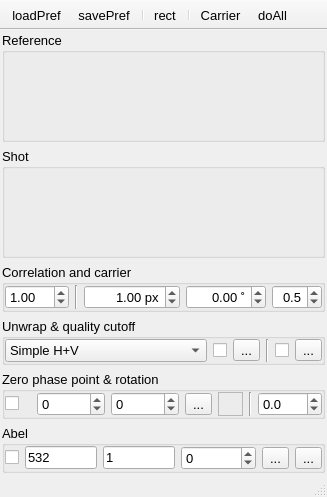
Above: UIs/nInterferometry.ui from NeutrinoToolkit/Neutrino before the change. Below: the same form after it.
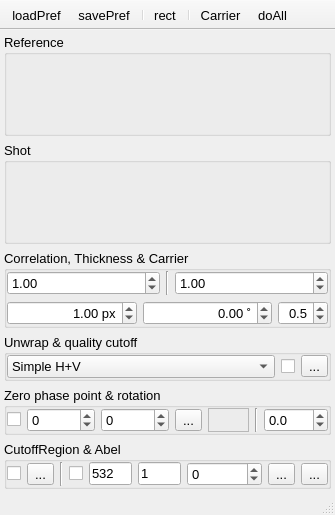
That is the form after the change. Icons and pictures are not drawn.

The edit to the form file:
```diff
--- a/UIs/nInterferometry.ui
+++ b/UIs/nInterferometry.ui
@@ -6,8 +6,8 @@
    <rect>
     <x>0</x>
     <y>0</y>
-    <width>327</width>
-    <height>497</height>
+    <width>335</width>
+    <height>515</height>
    </rect>
   </property>
   <property name="font">
@@ -28,10 +28,238 @@
    <bool>true</bool>
   </property>
   <widget class="QWidget" name="centralwidget">
-   <layout class="QGridLayout" name="gridLayout" rowstretch="1,1,0,0,0,0">
+   <layout class="QGridLayout" name="gridLayout_7" rowstretch="1,1,0,0,0,0">
     <property name="margin">
-     <number>2</number>
+     <number>4</number>
     </property>
+    <item row="0" column="0">
+     <widget class="QGroupBox" name="image1">
+      <property name="title">
+       <string>Reference</string>
+      </property>
+      <zorder>groupBox</zorder>
+     </widget>
+    </item>
+    <item row="5" column="0">
+     <widget class="QGroupBox" name="AbelGroup">
+      <property name="enabled">
+       <bool>true</bool>
+      </property>
+      <property name="title">
+       <string>CutoffRegion &amp;&amp; Abel</string>
+      </property>
+      <property name="checkable">
+       <bool>false</bool>
+      </property>
+      <layout class="QGridLayout" name="gridLayout_3">
+       <property name="margin">
+        <number>0</number>
+       </property>
+       <item row="0" column="0">
+        <widget class="QCheckBox" name="useRegion">
+         <property name="text">
+          <string/>
+         </property>
+         <property name="neutrinoSave" stdset="0">
+          <bool>true</bool>
+         </property>
+        </widget>
+       </item>
+       <item row="0" column="1">
+        <widget class="QToolButton" name="region">
+         <property name="text">
+          <string>...</string>
+         </property>
+         <property name="icon">
+          <iconset resource="../resources/neutrino.qrc">
+           <normaloff>:/icons/line.png</normaloff>:/icons/line.png</iconset>
+         </property>
+        </widget>
+       </item>
+       <item row="0" column="2">
+        <widget class="Line" name="line_2">
+         <property name="orientation">
+          <enum>Qt::Vertical</enum>
+         </property>
+        </widget>
+       </item>
+       <item row="0" column="3">
+        <widget class="QCheckBox" name="abel">
+         <property name="toolTip">
+          <string>Activate Abel</string>
+         </property>
+         <property name="text">
+          <string/>
+         </property>
+         <property name="neutrinoSave" stdset="0">
+          <bool>true</bool>
+         </property>
+        </widget>
+       </item>
+       <item row="0" column="4">
+        <widget class="QLineEdit" name="probeLambda">
+         <property name="toolTip">
+          <string>Probe wavelength [nm]</string>
+         </property>
+         <property name="text">
+          <string>532</string>
+         </property>
+         <property name="neutrinoSave" stdset="0">
+          <bool>true</bool>
+         </property>
+        </widget>
+       </item>
+       <item row="0" column="5">
+        <widget class="QLineEdit" name="imgRes">
+         <property name="toolTip">
+          <string>Magnification [µm/px]</string>
+         </property>
+         <property name="text">
+          <string>1</string>
+         </property>
+         <property name="neutrinoSave" stdset="0">
+          <bool>true</bool>
+         </property>
+        </widget>
+       </item>
+       <item row="0" column="6">
+        <widget class="QSpinBox" name="abelY">
+         <property name="toolTip">
+          <string>zero y position</string>
+         </property>
+         <property name="minimum">
+          <number>-999999</number>
+         </property>
+         <property name="maximum">
+          <number>999999</number>
+         </property>
+         <property name="neutrinoSave" stdset="0">
+          <bool>true</bool>
+         </property>
+        </widget>
+       </item>
+       <item row="0" column="7">
+        <widget class="QToolButton" name="abelButton">
+         <property name="toolTip">
+          <string>Doubleclick on the win to grab a point</string>
+         </property>
+         <property name="text">
+          <string>...</string>
+         </property>
+         <property name="icon">
+          <iconset resource="../resources/neutrino.qrc">
+           <normaloff>:/icons/center.png</normaloff>:/icons/center.png</iconset>
+         </property>
+         <property name="checkable">
+          <bool>true</bool>
+         </property>
+        </widget>
+       </item>
+       <item row="0" column="8">
+        <widget class="QToolButton" name="symmetric">
+         <property name="toolTip">
+          <string>Symmetrize</string>
+         </property>
+         <property name="text">
+          <string>...</string>
+         </property>
+         <property name="icon">
+          <iconset resource="../resources/neutrino.qrc">
+           <normaloff>:/icons/flipUpDown.png</normaloff>:/icons/flipUpDown.png</iconset>
+         </property>
+         <property name="checkable">
+          <bool>true</bool>
+         </property>
+         <property name="neutrinoSave" stdset="0">
+          <bool>true</bool>
+         </property>
+        </widget>
+       </item>
+      </layout>
+     </widget>
+    </item>
+    <item row="3" column="0">
+     <widget class="QGroupBox" name="methodBox">
+      <property name="title">
+       <string>Unwrap &amp;&amp; quality cutoff</string>
+      </property>
+      <layout class="QGridLayout" name="gridLayout_2" columnstretch="1,0,0,0,0">
+       <property name="margin">
+        <number>0</number>
+       </property>
+       <item row="0" column="0">
+        <widget class="QComboBox" name="method">
+         <property name="toolTip">
+          <string>Unwrap strategy</string>
+         </property>
+         <property name="neutrinoSave" stdset="0">
+          <bool>true</bool>
+         </property>
+         <item>
+          <property name="text">
+           <string>Simple H+V</string>
+          </property>
+         </item>
+         <item>
+          <property name="text">
+           <string>Simple V+H</string>
+          </property>
+         </item>
+         <item>
+          <property name="text">
+           <string>Goldstein</string>
+          </property>
+         </item>
+         <item>
+          <property name="text">
+           <string>Miguel</string>
+          </property>
+         </item>
+         <item>
+          <property name="text">
+           <string>Miguel+Quality</string>
+          </property>
+         </item>
+         <item>
+          <property name="text">
+           <string>Quality</string>
+          </property>
+         </item>
+        </widget>
+       </item>
+       <item row="0" column="1">
+        <widget class="QCheckBox" name="useBarrier">
+         <property name="text">
+          <string/>
+         </property>
+         <property name="neutrinoSave" stdset="0">
+          <bool>true</bool>
+         </property>
+        </widget>
+       </item>
+       <item row="0" column="2">
+        <widget class="QToolButton" name="lineBarrier">
+         <property name="text">
+          <string>...</string>
+         </property>
+         <property name="icon">
+          <iconset resource="../resources/neutrino.qrc">
+           <normaloff>:/icons/line.png</normaloff>:/icons/line.png</iconset>
+         </property>
+        </widget>
+       </item>
+      </layout>
+     </widget>
+    </item>
+    <item row="1" column="0">
+     <widget class="QGroupBox" name="image2">
+      <property name="title">
+       <string>Shot</string>
+      </property>
+      <zorder>groupBox_2</zorder>
+      <zorder>groupBox</zorder>
+     </widget>
+    </item>
     <item row="4" column="0">
      <widget class="QGroupBox" name="Zero">
       <property name="sizePolicy">
@@ -46,20 +274,10 @@
       <property name="checkable">
        <bool>false</bool>
       </property>
-      <layout class="QGridLayout" name="gridLayout_5">
+      <layout class="QGridLayout" name="gridLayout_4" columnstretch="0,1,1,0,1,0,0,0">
        <property name="margin">
         <number>0</number>
        </property>
-       <item row="0" column="0">
-        <widget class="QCheckBox" name="posZero">
-         <property name="text">
-          <string/>
-         </property>
-         <property name="neutrinoSave" stdset="0">
-          <bool>true</bool>
-         </property>
-        </widget>
-       </item>
        <item row="0" column="4">
         <widget class="QLabel" name="offset">
          <property name="font">
@@ -75,19 +293,10 @@
          </property>
         </widget>
        </item>
-       <item row="0" column="6">
-        <widget class="QDoubleSpinBox" name="rotAngle">
-         <property name="toolTip">
-          <string>rotate angle</string>
-         </property>
-         <property name="decimals">
-          <number>1</number>
-         </property>
-         <property name="minimum">
-          <double>-360.000000000000000</double>
-         </property>
-         <property name="maximum">
-          <double>360.000000000000000</double>
+       <item row="0" column="0">
+        <widget class="QCheckBox" name="posZero">
+         <property name="text">
+          <string/>
          </property>
          <property name="neutrinoSave" stdset="0">
           <bool>true</bool>
@@ -143,8 +352,27 @@
          </property>
         </widget>
        </item>
+       <item row="0" column="7">
+        <widget class="QDoubleSpinBox" name="rotAngle">
+         <property name="toolTip">
+          <string>rotate angle</string>
+         </property>
+         <property name="decimals">
+          <number>1</number>
+         </property>
+         <property name="minimum">
+          <double>-360.000000000000000</double>
+         </property>
+         <property name="maximum">
+          <double>360.000000000000000</double>
+         </property>
+         <property name="neutrinoSave" stdset="0">
+          <bool>true</bool>
+         </property>
+        </widget>
+       </item>
        <item row="0" column="5">
-        <widget class="Line" name="line_2">
+        <widget class="Line" name="line">
          <property name="orientation">
           <enum>Qt::Vertical</enum>
          </property>
@@ -154,101 +382,14 @@
      </widget>
     </item>
     <item row="2" column="0">
-     <widget class="QGroupBox" name="groupBox_2">
+     <widget class="QGroupBox" name="groupBox">
       <property name="title">
-       <string>Correlation and carrier</string>
+       <string>Correlation, Thickness &amp;&amp; Carrier</string>
       </property>
-      <layout class="QGridLayout" name="gridLayout_4" columnstretch="1,0,0,0,0">
+      <layout class="QGridLayout" name="gridLayout" columnstretch="1,0,1">
        <property name="margin">
         <number>0</number>
        </property>
-       <item row="0" column="3">
-        <widget class="QDoubleSpinBox" name="angleCarrier">
-         <property name="toolTip">
-          <string>orientation</string>
-         </property>
-         <property name="alignment">
-          <set>Qt::AlignRight|Qt::AlignTrailing|Qt::AlignVCenter</set>
-         </property>
-         <property name="suffix">
-          <string> ˚</string>
-         </property>
-         <property name="decimals">
-          <number>2</number>
-         </property>
-         <property name="minimum">
-          <double>-360.000000000000000</double>
-         </property>
-         <property name="maximum">
-          <double>360.000000000000000</double>
-         </property>
-         <property name="singleStep">
-          <double>0.100000000000000</double>
-         </property>
-         <property name="neutrinoSave" stdset="0">
-          <bool>true</bool>
-         </property>
-        </widget>
-       </item>
-       <item row="0" column="4">
-        <widget class="QDoubleSpinBox" name="weightCarrier">
-         <property name="toolTip">
-          <string>Frequency weight (&lt;0 for lower freq; &gt;0 for higher freq)</string>
-         </property>
-         <property name="alignment">
-          <set>Qt::AlignRight|Qt::AlignTrailing|Qt::AlignVCenter</set>
-         </property>
-         <property name="decimals">
-          <number>1</number>
-         </property>
-         <property name="minimum">
-          <double>-9.900000000000000</double>
-         </property>
-         <property name="maximum">
-          <double>9.900000000000000</double>
-         </property>
-         <property name="singleStep">
-          <double>0.100000000000000</double>
-         </property>
-         <property name="value">
-          <double>0.500000000000000</double>
-         </property>
-         <property name="neutrinoSave" stdset="0">
-          <bool>true</bool>
-         </property>
-        </widget>
-       </item>
-       <item row="0" column="2">
-        <widget class="QDoubleSpinBox" name="widthCarrier">
-         <property name="toolTip">
-          <string>Interfringe</string>
-         </property>
-         <property name="alignment">
-          <set>Qt::AlignRight|Qt::AlignTrailing|Qt::AlignVCenter</set>
-         </property>
-         <property name="suffix">
-          <string> px</string>
-         </property>
-         <property name="decimals">
-          <number>2</number>
-         </property>
-         <property name="minimum">
-          <double>-9999.000000000000000</double>
-         </property>
-         <property name="maximum">
-          <double>9999.000000000000000</double>
-         </property>
-         <property name="singleStep">
-          <double>0.100000000000000</double>
-         </property>
-         <property name="value">
-          <double>1.000000000000000</double>
-         </property>
-         <property name="neutrinoSave" stdset="0">
-          <bool>true</bool>
-         </property>
-        </widget>
-       </item>
        <item row="0" column="0">
         <widget class="QDoubleSpinBox" name="correlation">
          <property name="toolTip">
@@ -278,93 +419,99 @@
         </widget>
        </item>
        <item row="0" column="1">
-        <widget class="Line" name="line">
+        <widget class="Line" name="line_3">
          <property name="orientation">
           <enum>Qt::Vertical</enum>
          </property>
         </widget>
        </item>
-      </layout>
-     </widget>
-    </item>
-    <item row="1" column="0">
-     <widget class="QGroupBox" name="image2">
-      <property name="title">
-       <string>Shot</string>
-      </property>
-     </widget>
-    </item>
-    <item row="5" column="0">
-     <widget class="QGroupBox" name="AbelGroup">
-      <property name="title">
-       <string>Abel</string>
-      </property>
-      <property name="checkable">
-       <bool>false</bool>
-      </property>
-      <layout class="QGridLayout" name="gridLayout_3" rowstretch="1">
-       <property name="margin">
-        <number>0</number>
-       </property>
-       <item row="0" column="0" colspan="2">
-        <widget class="QWidget" name="widget" native="true">
-         <layout class="QGridLayout" name="gridLayout_6" columnstretch="0,0,0,0,0,0,0">
+       <item row="0" column="2">
+        <widget class="QDoubleSpinBox" name="thickness">
+         <property name="toolTip">
+          <string>Thickness of fringes</string>
+         </property>
+         <property name="suffix">
+          <string/>
+         </property>
+         <property name="decimals">
+          <number>2</number>
+         </property>
+         <property name="minimum">
+          <double>0.000000000000000</double>
+         </property>
+         <property name="maximum">
+          <double>10.000000000000000</double>
+         </property>
+         <property name="singleStep">
+          <double>0.100000000000000</double>
+         </property>
+         <property name="value">
+          <double>1.000000000000000</double>
+         </property>
+         <property name="neutrinoSave" stdset="0">
+          <bool>true</bool>
+         </property>
+        </widget>
+       </item>
+       <item row="1" column="0" colspan="3">
+        <widget class="QWidget" name="widget_2" native="true">
+         <layout class="QGridLayout" name="gridLayout_8" columnstretch="1,1,0">
           <property name="margin">
            <number>0</number>
           </property>
-          <item row="0" column="4">
-           <widget class="QSpinBox" name="abelY">
+          <item row="0" column="1">
+           <widget class="QDoubleSpinBox" name="angleCarrier">
             <property name="toolTip">
-             <string>zero y position</string>
+             <string>orientation</string>
+            </property>
+            <property name="alignment">
+             <set>Qt::AlignRight|Qt::AlignTrailing|Qt::AlignVCenter</set>
+            </property>
+            <property name="suffix">
+             <string> ˚</string>
+            </property>
+            <property name="decimals">
+             <number>2</number>
             </property>
             <property name="minimum">
-             <number>-999999</number>
+             <double>-360.000000000000000</double>
             </property>
             <property name="maximum">
-             <number>999999</number>
+             <double>360.000000000000000</double>
+            </property>
+            <property name="singleStep">
+             <double>0.100000000000000</double>
             </property>
             <property name="neutrinoSave" stdset="0">
              <bool>true</bool>
             </property>
            </widget>
           </item>
-          <item row="0" column="5">
-           <widget class="QToolButton" name="abelButton">
-            <property name="toolTip">
-             <string>click on the win to grab a point</string>
-            </property>
-            <property name="text">
-             <string>...</string>
-            </property>
-            <property name="icon">
-             <iconset resource="../resources/neutrino.qrc">
-              <normaloff>:/icons/center.png</normaloff>:/icons/center.png</iconset>
-            </property>
-            <property name="checkable">
-             <bool>true</bool>
-            </property>
-           </widget>
-          </item>
           <item row="0" column="0">
-           <widget class="QCheckBox" name="abel">
+           <widget class="QDoubleSpinBox" name="widthCarrier">
             <property name="toolTip">
              <string>Activate Abel</string>
             </property>
-            <property name="text">
-             <string/>
+            <property name="alignment">
+             <set>Qt::AlignRight|Qt::AlignTrailing|Qt::AlignVCenter</set>
             </property>
-            <property name="neutrinoSave" stdset="0">
-             <bool>true</bool>
+            <property name="suffix">
+             <string> px</string>
             </property>
-           </widget>
-          </item>
-          <item row="0" column="3">
-           <widget class="QLineEdit" name="imgRes">
-            <property name="toolTip">
-             <string>Magnification [µm/px]</string>
+            <property name="decimals">
+             <number>2</number>
             </property>
-            <property name="text">
-             <string>1</string>
+            <property name="minimum">
+             <double>-9999.000000000000000</double>
+            </property>
+            <property name="maximum">
+             <double>9999.000000000000000</double>
+            </property>
+            <property name="singleStep">
+             <double>0.100000000000000</double>
+            </property>
+            <property name="value">
+             <double>1.000000000000000</double>
             </property>
             <property name="neutrinoSave" stdset="0">
              <bool>true</bool>
@@ -372,32 +519,28 @@
            </widget>
           </item>
           <item row="0" column="2">
-           <widget class="QLineEdit" name="probeLambda">
+           <widget class="QDoubleSpinBox" name="weightCarrier">
             <property name="toolTip">
              <string>Probe wavelength [nm]</string>
             </property>
-            <property name="text">
-             <string>532</string>
+            <property name="alignment">
+             <set>Qt::AlignRight|Qt::AlignTrailing|Qt::AlignVCenter</set>
             </property>
-            <property name="neutrinoSave" stdset="0">
-             <bool>true</bool>
+            <property name="decimals">
+             <number>1</number>
             </property>
-           </widget>
-          </item>
-          <item row="0" column="6">
-           <widget class="QToolButton" name="symmetric">
-            <property name="toolTip">
-             <string>Symmetrize</string>
+            <property name="minimum">
+             <double>-9.900000000000000</double>
             </property>
-            <property name="text">
-             <string>...</string>
+            <property name="maximum">
+             <double>9.900000000000000</double>
             </property>
             <property name="icon">
              <iconset resource="../resources/neutrino.qrc">
               <normaloff>:/icons/flipUpDown.png</normaloff>:/icons/flipUpDown.png</iconset>
             </property>
-            <property name="checkable">
-             <bool>true</bool>
+            <property name="value">
+             <double>0.500000000000000</double>
             </property>
             <property name="neutrinoSave" stdset="0">
              <bool>true</bool>
@@ -410,114 +553,6 @@
       </layout>
      </widget>
     </item>
-    <item row="0" column="0">
-     <widget class="QGroupBox" name="image1">
-      <property name="title">
-       <string>Reference</string>
-      </property>
-     </widget>
-    </item>
-    <item row="3" column="0">
-     <widget class="QGroupBox" name="methodBox">
-      <property name="title">
-       <string>Unwrap &amp;&amp; quality cutoff</string>
-      </property>
-      <layout class="QGridLayout" name="gridLayout_2" columnstretch="1,0,0,0,0,0">
-       <property name="margin">
-        <number>0</number>
-       </property>
-       <item row="0" column="0">
-        <widget class="QComboBox" name="method">
-         <property name="toolTip">
-          <string>Unwrap strategy</string>
-         </property>
-         <property name="neutrinoSave" stdset="0">
-          <bool>true</bool>
-         </property>
-         <item>
-          <property name="text">
-           <string>Simple H+V</string>
-          </property>
-         </item>
-         <item>
-          <property name="text">
-           <string>Simple V+H</string>
-          </property>
-         </item>
-         <item>
-          <property name="text">
-           <string>Goldstein</string>
-          </property>
-         </item>
-         <item>
-          <property name="text">
-           <string>Miguel</string>
-          </property>
-         </item>
-         <item>
-          <property name="text">
-           <string>Miguel+Quality</string>
-          </property>
-         </item>
-         <item>
-          <property name="text">
-           <string>Quality</string>
-          </property>
-         </item>
-        </widget>
-       </item>
-       <item row="0" column="1">
-        <widget class="QCheckBox" name="useBarrier">
-         <property name="text">
-          <string/>
-         </property>
-         <property name="neutrinoSave" stdset="0">
-          <bool>true</bool>
-         </property>
-        </widget>
-       </item>
-       <item row="0" column="2">
-        <widget class="QToolButton" name="lineBarrier">
-         <property name="text">
-          <string>...</string>
-         </property>
-         <property name="icon">
-          <iconset resource="../resources/neutrino.qrc">
-           <normaloff>:/icons/line.png</normaloff>:/icons/line.png</iconset>
-         </property>
-        </widget>
-       </item>
-       <item row="0" column="3">
-        <widget class="Line" name="line_3">
-         <property name="orientation">
-          <enum>Qt::Vertical</enum>
-         </property>
-        </widget>
-       </item>
-       <item row="0" column="4">
-        <widget class="QCheckBox" name="useRegion">
-         <property name="text">
-          <string/>
-         </property>
-         <property name="neutrinoSave" stdset="0">
-          <bool>true</bool>
-         </property>
-        </widget>
-       </item>
-       <item row="0" column="5">
-        <widget class="QToolButton" name="region">
-         <property name="text">
-          <string>...</string>
-         </property>
-         <property name="icon">
-          <iconset resource="../resources/neutrino.qrc">
-           <normaloff>:/icons/line.png</normaloff>:/icons/line.png</iconset>
-         </property>
-        </widget>
-       </item>
-      </layout>
-     </widget>
-    </item>
    </layout>
   </widget>
   <widget class="QStatusBar" name="statusbar"/>
```
Left out of the diff: 16 changed lines with no effect on the pictures.
